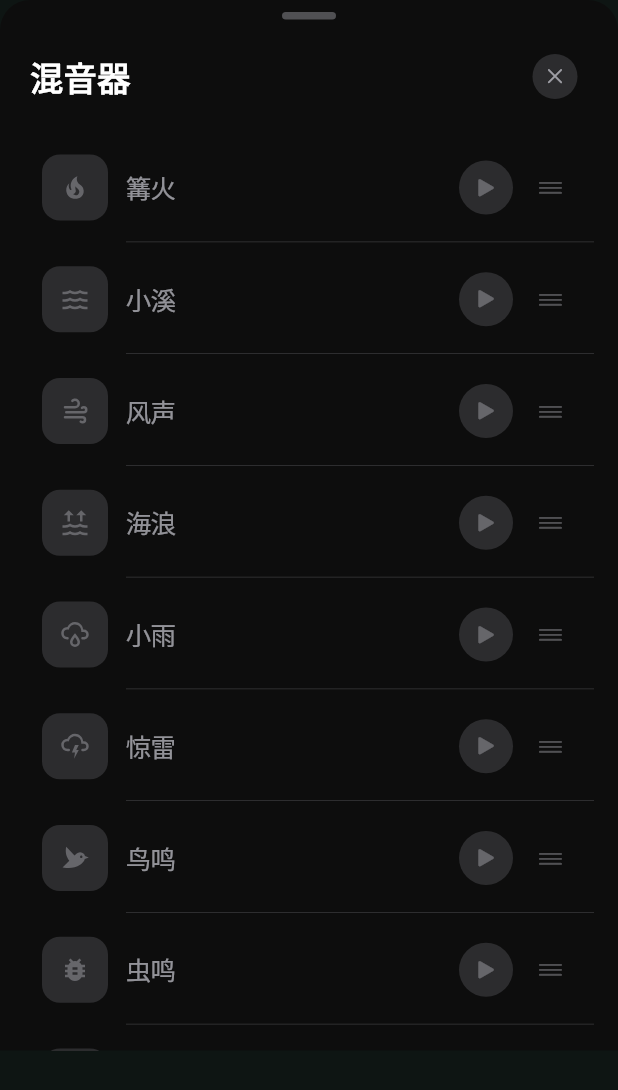
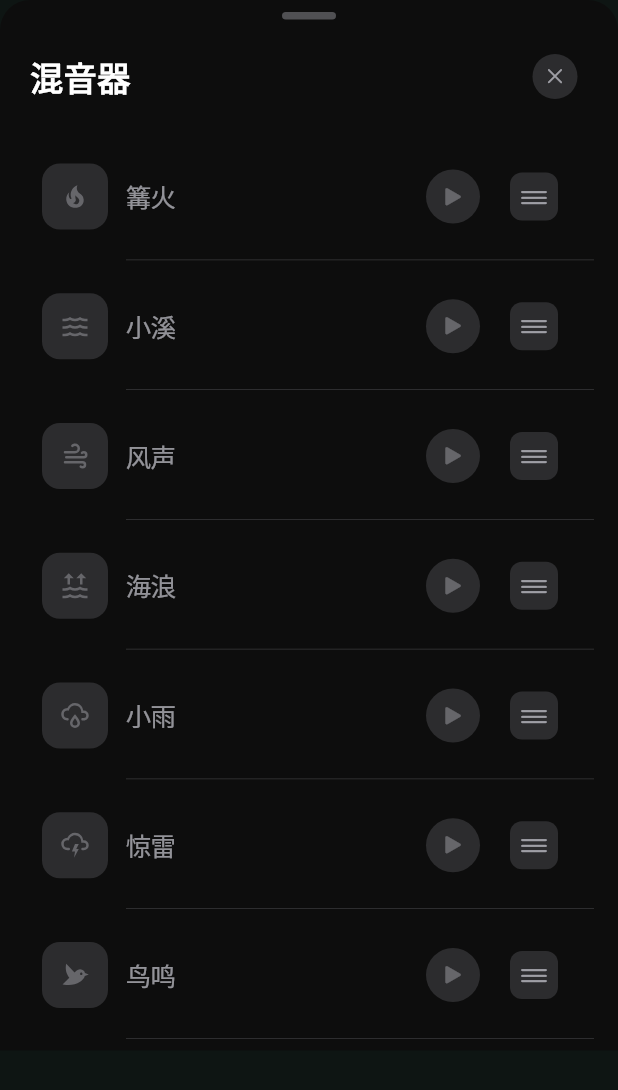
Before and after one commit to Clowrain/serenity_sound, a Flutter app: the MixerPanel widget shown alone on an empty page, opened directly, on a phone screen of 412 x 824 dp. Shown: the top 1090 px of the screen. Run offline on Flutter 3.47's test engine with Material 3 defaults, Android fonts, the phone set to English and light mode, and no system bars; our stand-ins replace audio_service, dio, flutter_riverpod, flutter_svg, hive, hive_flutter and 1 more; missing offline and left inert: audio_session; accounts and stored records are empty; statements that could not run were skipped.

Commit message:
feat: 优化混音面板拖动排序体验
- 增大拖动手柄触控区域（32x32px + padding）
- 添加触摸时的视觉反馈（高亮、缩放、边框）
- 添加拖动时的阴影效果（proxyDecorator）
- 添加触觉反馈（触摸、放置）
- 使用 Listener 替代 GestureDetector 避免手势冲突

```diff
--- a/lib/screens/mixer_panel.dart
+++ b/lib/screens/mixer_panel.dart
@@ -74,7 +74,25 @@ class MixerPanel extends ConsumerWidget {
               itemCount: sounds.length,
               buildDefaultDragHandles: false,
               padding: const EdgeInsets.symmetric(horizontal: 16),
+              // 拖动时的视觉效果
+              proxyDecorator: (child, index, animation) {
+                return AnimatedBuilder(
+                  animation: animation,
+                  builder: (context, child) {
+                    final elevationValue = Tween<double>(begin: 0, end: 8).animate(animation).value;
+                    return Material(
+                      elevation: elevationValue,
+                      color: SerenityTheme.secondaryBackground,
+                      borderRadius: BorderRadius.circular(SerenityTheme.radiusMedium),
+                      shadowColor: Colors.black26,
+                      child: child,
+                    );
+                  },
+                  child: child,
+                );
+              },
               onReorder: (oldIndex, newIndex) {
+                HapticFeedback.lightImpact();
                 ref.read(soundListProvider.notifier).reorder(oldIndex, newIndex);
               },
               itemBuilder: (context, index) {
@@ -159,21 +177,8 @@ class MixerPanel extends ConsumerWidget {
                               ),
                             ),
 
-                            // Drag handle
-                            ReorderableDragStartListener(
-                              index: index,
-                              child: GestureDetector(
-                                onLongPressStart: (_) => HapticFeedback.mediumImpact(),
-                                child: Padding(
-                                  padding: const EdgeInsets.all(8),
-                                  child: Icon(
-                                    CupertinoIcons.line_horizontal_3,
-                                    color: SerenityTheme.tertiaryText,
-                                    size: 18,
-                                  ),
-                                ),
-                              ),
-                            ),
+                            // Drag handle（带长按视觉反馈）
+                            _DragHandle(index: index),
                           ],
                         ),
                       ),
@@ -211,3 +216,65 @@ class MixerPanel extends ConsumerWidget {
     );
   }
 }
+
+/// 带有触摸视觉反馈的拖动手柄
+class _DragHandle extends StatefulWidget {
+  final int index;
+
+  const _DragHandle({required this.index});
+
+  @override
+  State<_DragHandle> createState() => _DragHandleState();
+}
+
+class _DragHandleState extends State<_DragHandle> {
+  bool _isPressed = false;
+
+  @override
+  Widget build(BuildContext context) {
+    return ReorderableDragStartListener(
+      index: widget.index,
+      // 使用 Listener 而不是 GestureDetector，避免手势冲突
+      child: Listener(
+        onPointerDown: (_) {
+          HapticFeedback.selectionClick();
+          setState(() => _isPressed = true);
+        },
+        onPointerUp: (_) {
+          setState(() => _isPressed = false);
+        },
+        onPointerCancel: (_) {
+          setState(() => _isPressed = false);
+        },
+        child: Container(
+          padding: const EdgeInsets.symmetric(horizontal: 12, vertical: 16),
+          child: AnimatedScale(
+            scale: _isPressed ? 1.1 : 1.0,
+            duration: const Duration(milliseconds: 100),
+            child: AnimatedContainer(
+              duration: const Duration(milliseconds: 100),
+              width: 32,
+              height: 32,
+              decoration: BoxDecoration(
+                color: _isPressed
+                    ? SerenityTheme.accent.withValues(alpha: 0.3)
+                    : SerenityTheme.tertiaryBackground,
+                borderRadius: BorderRadius.circular(8),
+                border: _isPressed
+                    ? Border.all(color: SerenityTheme.accent, width: 1.5)
+                    : null,
+              ),
+              child: Icon(
+                CupertinoIcons.line_horizontal_3,
+                color: _isPressed
+                    ? SerenityTheme.accent
+                    : SerenityTheme.secondaryText,
+                size: 20,
+              ),
+            ),
+          ),
+        ),
+      ),
+    );
+  }
+}
```
